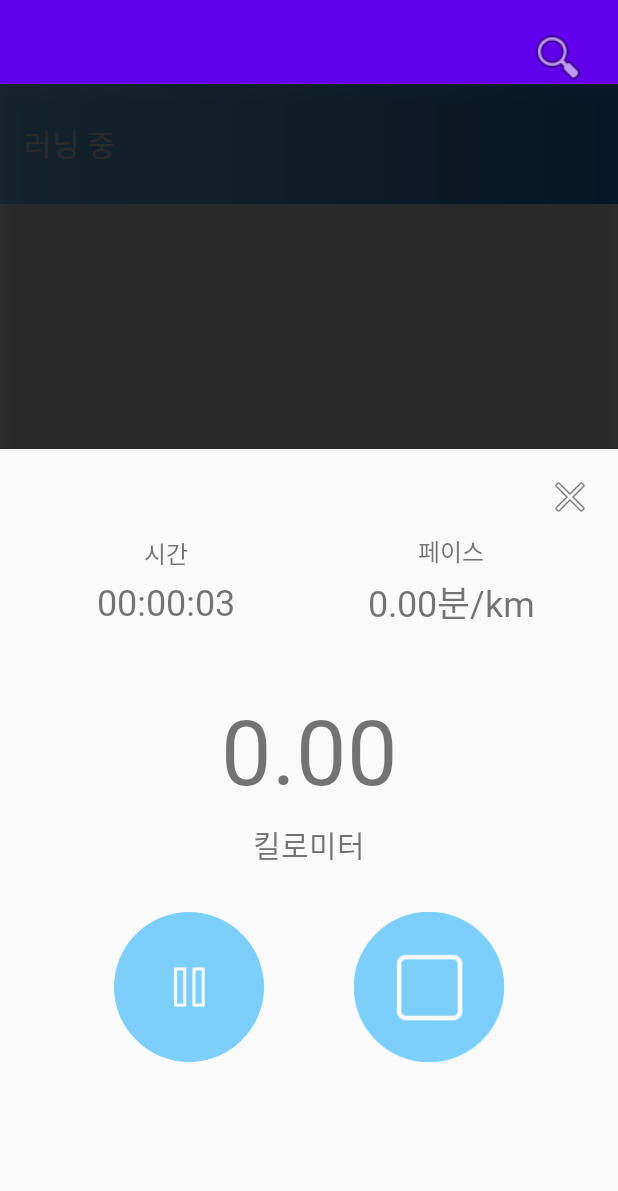
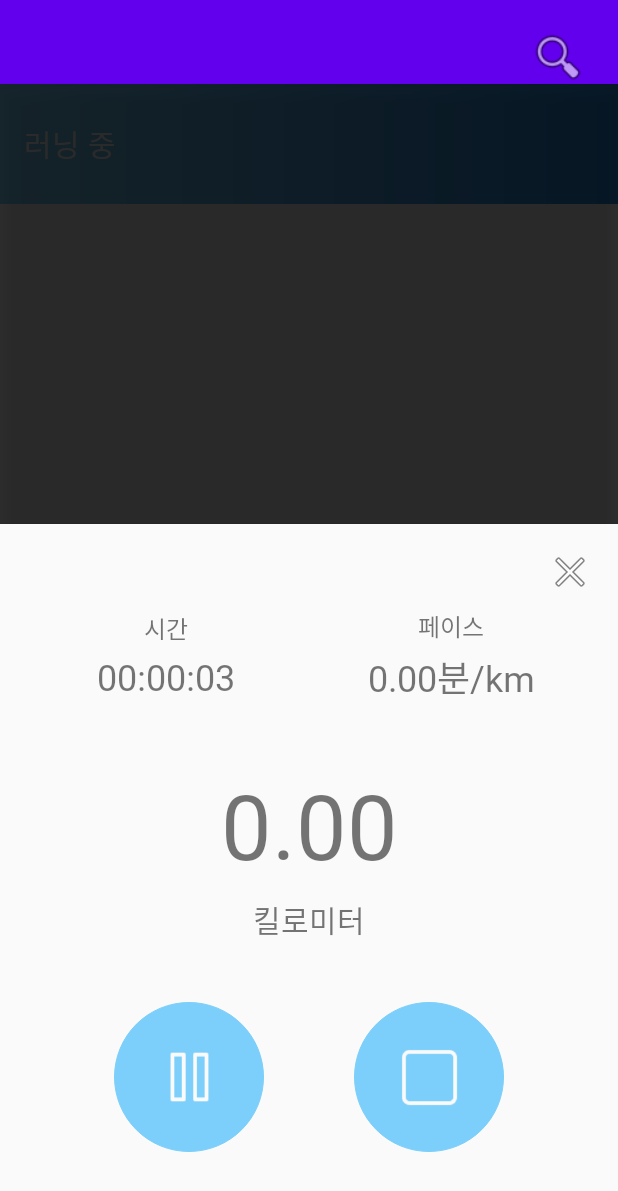
Before and after one commit to jwayj/RunPTApp, an Android app: the RunActivity screen opened directly, with no data from a screen before it, after a tap on an icon or button, on a phone screen of 412 x 824 dp. Shown: the top 1191 px of the screen. Run offline under Robolectric (Android 15) with nearby library versions, the phone set to English and light mode, and no system bars; 1 statement that could not run was skipped.

Commit message:
로딩화면+UI

```diff
--- a/app/src/main/java/com/example/myapplication/ui/activities/Login.java
+++ b/app/src/main/java/com/example/myapplication/ui/activities/Login.java
@@ -52,7 +52,7 @@ public class Login extends AppCompatActivity {
             splashBackground.setVisibility(View.GONE);
             splashLogo.setVisibility(View.GONE);
             loginContainer.setVisibility(View.VISIBLE);
-        }, 5000);
+        }, 4000);
         // FirebaseAuth 초기화
         mAuth = FirebaseAuth.getInstance();
 
--- a/app/src/main/res/drawable/circle_button.xml
+++ b/app/src/main/res/drawable/circle_button.xml
@@ -6,7 +6,7 @@
     <!-- 테두리 추가 -->
     <stroke
         android:width="0.5dp"
-        android:color="#FAFAFA" /> <!-- 흰색 테두리 -->
+        android:color="#CCCCCC" /> <!-- 흰색 테두리 -->
     <!-- 크기를 여기서 기본 지정 -->
     <size
         android:width="120dp"
--- a/app/src/main/res/layout/activity_run.xml
+++ b/app/src/main/res/layout/activity_run.xml
@@ -239,8 +239,8 @@
                 android:layout_width="match_parent"
                 android:layout_height="wrap_content"
                 android:orientation="horizontal"
-                android:layout_marginTop="30dp"
-                android:layout_marginBottom="100dp">
+                android:layout_marginTop="40dp"
+                android:layout_marginBottom="40dp">
 
                 <!-- 일시정지/재생 토글 버튼 -->
                 <androidx.appcompat.widget.AppCompatImageButton
@@ -249,9 +249,9 @@
                     android:layout_width="100dp"
                     android:layout_height="100dp"
                     android:backgroundTint="#7BCFFA"
-                    android:padding="16dp"
                     android:src="@drawable/ic_pause"
                     android:background="@drawable/circle_button"
+                    android:padding="8dp"
                     android:scaleType="centerInside"
                     android:adjustViewBounds="true"
                     android:contentDescription="일시정지" />
@@ -264,6 +264,7 @@
                     android:layout_height="100dp"
                     android:drawableTop="@drawable/ic_stop"
                     android:background="@drawable/circle_button"
+                    android:padding="8dp"
                     android:scaleType="centerInside"
                     android:adjustViewBounds="true"
                     android:backgroundTint="#7BCFFA"/>
--- a/app/src/main/res/layout/fragment_running.xml
+++ b/app/src/main/res/layout/fragment_running.xml
@@ -22,7 +22,7 @@
         android:layout_gravity="center"
         android:layout_marginBottom="30dp"
         android:background="@drawable/circle_button"
-        android:fontFamily="@font/gmarketmedium"
+        android:fontFamily="@font/gmarketbold"
         android:text="시 작"
         android:textSize="30sp"
         android:textColor="#FAFAFA"
```
